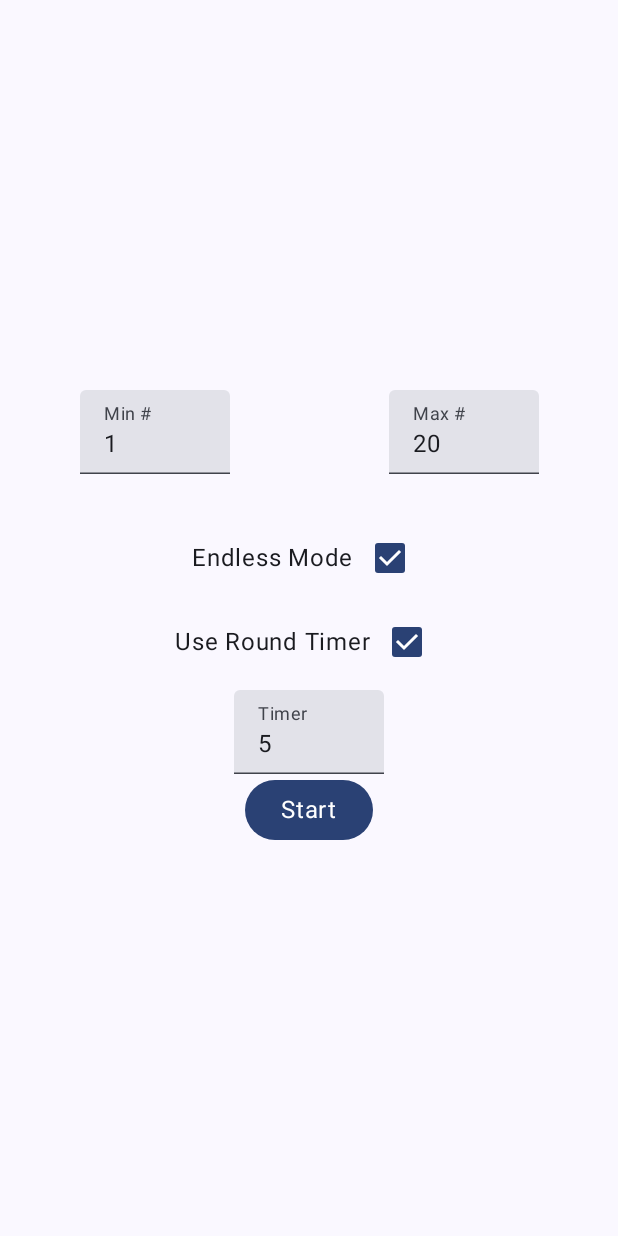
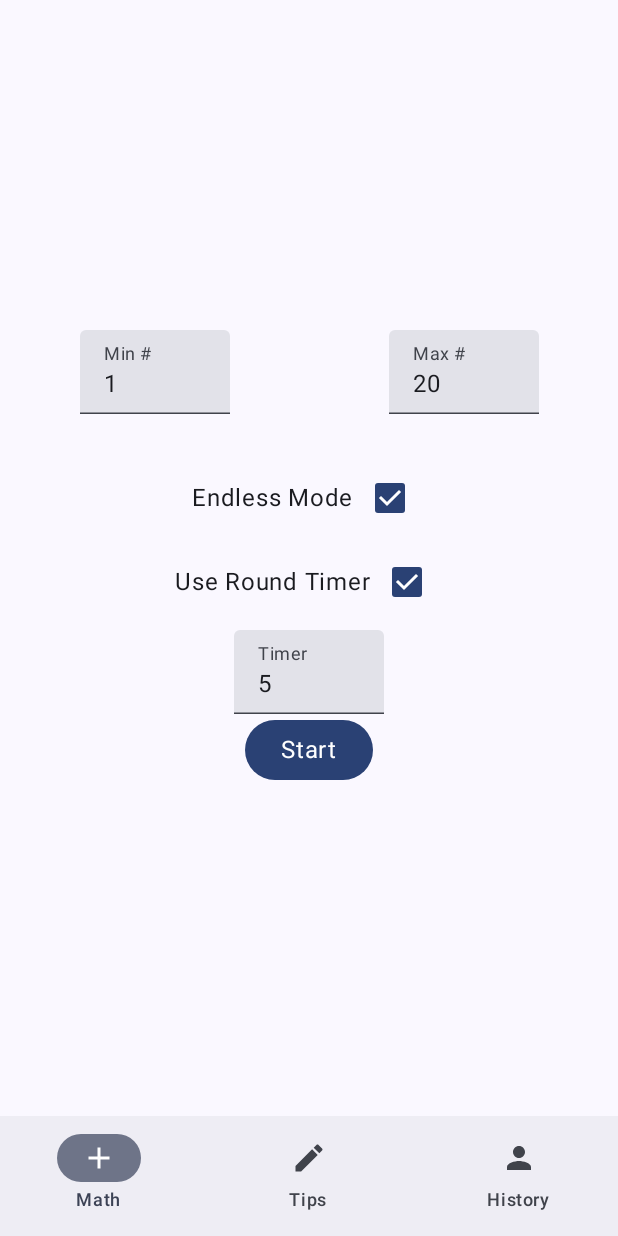
Before and after one commit to Zorgonia/math-hub, an Android app built with Jetpack Compose: the screen it shows after launch (MainActivity), after a tap on "Start", on a phone screen of 412 x 824 dp. Run offline under Robolectric (Android 15) with nearby library versions, the phone set to English and light mode, and no system bars; our stand-ins replace Dagger/Hilt's generated code.

Commit message:
add basic bottom nav + multiple back stacks

```diff
--- a/app/build.gradle.kts
+++ b/app/build.gradle.kts
@@ -26,10 +26,6 @@ android {
     buildTypes {
         release {
             isMinifyEnabled = false
-            proguardFiles(
-                getDefaultProguardFile("proguard-android-optimize.txt"),
-                "proguard-rules.pro"
-            )
         }
     }
     compileOptions {
--- a/app/src/main/java/com/kyang/mathhub/application/MathApp.kt
+++ b/app/src/main/java/com/kyang/mathhub/application/MathApp.kt
@@ -1,139 +1,99 @@
 package com.kyang.mathhub.application
 
-import androidx.compose.foundation.layout.fillMaxSize
+import androidx.compose.foundation.layout.PaddingValues
 import androidx.compose.foundation.layout.padding
+import androidx.compose.material.icons.Icons
+import androidx.compose.material.icons.filled.Add
+import androidx.compose.material.icons.filled.Create
+import androidx.compose.material.icons.filled.Person
 import androidx.compose.material3.Scaffold
 import androidx.compose.runtime.Composable
-import androidx.compose.runtime.collectAsState
 import androidx.compose.runtime.getValue
 import androidx.compose.ui.Modifier
-import androidx.hilt.navigation.compose.hiltViewModel
+import androidx.compose.ui.res.stringResource
+import androidx.navigation.NavGraph.Companion.findStartDestination
 import androidx.navigation.NavHostController
 import androidx.navigation.compose.NavHost
 import androidx.navigation.compose.composable
+import androidx.navigation.compose.currentBackStackEntryAsState
 import androidx.navigation.compose.rememberNavController
-import com.kyang.mathhub.ui.screen.AnswerScreen
-import com.kyang.mathhub.ui.screen.GameEndScreen
-import com.kyang.mathhub.ui.screen.HomeScreen
-import com.kyang.mathhub.ui.screen.OptionsScreen
-import com.kyang.mathhub.ui.screen.QuestionScreen
-import com.kyang.mathhub.ui.viewmodel.MathQuestionViewModel
+import com.kyang.mathhub.R
+import com.kyang.mathhub.data.BottomNavItem
+import com.kyang.mathhub.navigation.HistoryScreenNavigation
+import com.kyang.mathhub.navigation.MathQuestionScreenNavigation
+import com.kyang.mathhub.navigation.TipScreenNavigation
+import com.kyang.mathhub.ui.components.BottomBar
 
-enum class MathAppScreen() {
-    MathQuestion,
-    MathAnswer,
-    MathOptions,
-    MathGameEnd,
-    Home
+private enum class NavGraphs(val route: String) {
+    MathQuestion("question"),
+    Tip("tip"),
+    MathHistory("history")
 }
 
 @Composable
 fun MathApp(
-    navController: NavHostController = rememberNavController()
+    bottomNavController: NavHostController = rememberNavController()
 ) {
-    val viewModel = hiltViewModel<MathQuestionViewModel>()
-    val uiState by viewModel.uiState.collectAsState()
 
+    val navBackStackEntry by bottomNavController.currentBackStackEntryAsState()
 
-    Scaffold() { innerPadding ->
-        NavHost(
-            navController = navController,
-            startDestination = MathAppScreen.Home.name,
-            modifier = Modifier.padding(innerPadding)
-        ) {
-            composable(route = MathAppScreen.Home.name) {
-                HomeScreen(
-                    onNextClicked = { navController.navigate(MathAppScreen.MathOptions.name) { launchSingleTop = true } },
-                    modifier = Modifier.fillMaxSize()
+    Scaffold(
+        bottomBar = {
+            BottomBar(
+                backStackEntry = navBackStackEntry,
+                items =
+                listOf(
+                    BottomNavItem(
+                        label = stringResource(id = R.string.bottom_bar_math),
+                        icon = Icons.Filled.Add,
+                        route = NavGraphs.MathQuestion.route
+                    ),
+                    BottomNavItem(
+                        label = stringResource(id = R.string.bottom_bar_tip),
+                        icon = Icons.Filled.Create,
+                        route = NavGraphs.Tip.route
+                    ),
+                    BottomNavItem(
+                        label = stringResource(id = R.string.bottom_bar_history),
+                        icon = Icons.Filled.Person,
+                        route = NavGraphs.MathHistory.route
+                    ),
+                ),
+                onClick = { route ->
+                    bottomNavController.navigate(route) {
+                        popUpTo(bottomNavController.graph.findStartDestination().id) {
+                            saveState = true
+                        }
+                        restoreState = true
+                        launchSingleTop = true
+                    }
+                }
             )
         }
-
-            composable(route = MathAppScreen.MathOptions.name) {
-                OptionsScreen(
-                    onMinChange = { viewModel.setMin(it) },
-                    onMaxChange = { viewModel.setMax(it) },
-                    minVal = uiState.minNum,
-                    maxVal = uiState.maxNum,
-                    maxRound = uiState.maxRound.toString(),
-                    onRoundChange = { viewModel.setMaxRound(it) },
-                    endless = uiState.endless,
-                    onEndlessChange = { viewModel.setEndless(it) },
-                    onNextClicked = {
-                        viewModel.resetGame()
-                        navController.navigate(MathAppScreen.MathQuestion.name)
-                    },
-                    maxTime = uiState.maxTime.toString(),
-                    onMaxTimeChange = { viewModel.setMaxTime(it) },
-                    timeEnabled = uiState.timeEnabled,
-                    timeEnabledChange = { viewModel.setTimeEnabled(it) },
-                    modifier = Modifier.fillMaxSize()
-                )
-            }
-
-            composable(route = MathAppScreen.MathQuestion.name) {
-                QuestionScreen(
-                    first = uiState.first,
-                    second = uiState.second,
-                    answer = uiState.answer,
-                    onAnswerChange = {viewModel.updateAnswer(it)},
-                    onSubmit = {
-                        viewModel.answerQuestion()
-                    },
-                    currTime = uiState.currTime,
-                    maxTime = uiState.maxTime,
-                    timeEnabled = uiState.timeEnabled,
-                    modifier = Modifier.fillMaxSize()
-                )
-                if (uiState.submitted) {
-                    navController.popBackStack()
-                    navController.navigate(MathAppScreen.MathAnswer.name)
+    ) { innerPadding ->
+        BottomNavigation(innerPadding = innerPadding, bottomNavController = bottomNavController)
     }
 }
 
-            composable(route = MathAppScreen.MathAnswer.name) {
-                AnswerScreen(
-                    first = uiState.first,
-                    second = uiState.second,
-                    score = uiState.score,
-                    round = uiState.round,
-                    maxRound = uiState.maxRound,
-                    endless = uiState.endless,
-                    correct = uiState.correct,
-                    timeLeft = uiState.currTime,
-                    timeEnabled = uiState.timeEnabled,
-                    roundScore = uiState.roundScore,
-                    answer = uiState.answer,
-                    realAnswer = viewModel.getRealAnswer(),
-                    onNext = {
-                        navController.popBackStack()
-                        if (uiState.gameOver) {
-                            navController.navigate(MathAppScreen.MathGameEnd.name)
-                        } else {
-                            viewModel.nextQuestion()
-                            navController.navigate(MathAppScreen.MathQuestion.name)
+@Composable
+fun BottomNavigation(
+    innerPadding: PaddingValues,
+    modifier: Modifier = Modifier,
+    bottomNavController: NavHostController
+) {
+    NavHost(
+        navController = bottomNavController,
+        startDestination = NavGraphs.MathQuestion.route,
+        modifier = modifier.padding(innerPadding)
+    ) {
+        composable(route = NavGraphs.MathQuestion.route) {
+            MathQuestionScreenNavigation()
         }
-                    },
-                    submitted = uiState.submitted,
-                    modifier = Modifier.fillMaxSize()
-                )
+        composable(route = NavGraphs.Tip.route) {
+            TipScreenNavigation()
         }
-
-            composable(route = MathAppScreen.MathGameEnd.name) {
-                GameEndScreen(
-                    score = uiState.score,
-                    round = uiState.maxRound,
-                    onReset = {
-                        viewModel.resetGame()
-                        navController.popBackStack()
-                        navController.navigate(MathAppScreen.MathQuestion.name)
-                    },
-                    onSettings = {
-                        navController.popBackStack(MathAppScreen.MathOptions.name, inclusive = false)
-                    },
-                    modifier = Modifier.fillMaxSize()
-                )
-            }
-
+        composable(route = NavGraphs.MathHistory.route) {
+            HistoryScreenNavigation()
         }
     }
 }
--- /dev/null
+++ b/app/src/main/java/com/kyang/mathhub/data/BottomNavItem.kt
@@ -0,0 +1,9 @@
+package com.kyang.mathhub.data
+
+import androidx.compose.ui.graphics.vector.ImageVector
+
+data class BottomNavItem(
+    val label: String,
+    val icon: ImageVector,
+    val route: String
+)
--- /dev/null
+++ b/app/src/main/java/com/kyang/mathhub/navigation/MathQuestionScreenNavigation.kt
@@ -0,0 +1,130 @@
+package com.kyang.mathhub.navigation
+
+import androidx.compose.foundation.layout.fillMaxSize
+import androidx.compose.runtime.Composable
+import androidx.compose.runtime.collectAsState
+import androidx.compose.runtime.getValue
+import androidx.compose.ui.Modifier
+import androidx.hilt.navigation.compose.hiltViewModel
+import androidx.navigation.compose.NavHost
+import androidx.navigation.compose.composable
+import androidx.navigation.compose.rememberNavController
+import com.kyang.mathhub.ui.screen.math.AnswerScreen
+import com.kyang.mathhub.ui.screen.math.GameEndScreen
+import com.kyang.mathhub.ui.screen.math.HomeScreen
+import com.kyang.mathhub.ui.screen.math.OptionsScreen
+import com.kyang.mathhub.ui.screen.math.QuestionScreen
+import com.kyang.mathhub.ui.viewmodel.MathQuestionViewModel
+
+@Composable
+fun MathQuestionScreenNavigation() {
+    val mathQuestionNavController = rememberNavController()
+    val mathQuestionViewModel = hiltViewModel<MathQuestionViewModel>()
+    val uiState by mathQuestionViewModel.uiState.collectAsState()
+
+    NavHost(
+        navController = mathQuestionNavController,
+        startDestination = MathAppScreen.MathHome.route
+    ) {
+        composable(route = MathAppScreen.MathHome.route) {
+            HomeScreen(
+                onNextClicked = {
+                    mathQuestionNavController.navigate(MathAppScreen.MathOptions.route) {
+                        launchSingleTop = true
+                    }
+                },
+                modifier = Modifier.fillMaxSize()
+            )
+        }
+
+        composable(route = MathAppScreen.MathOptions.route) {
+
+            OptionsScreen(
+                onMinChange = { mathQuestionViewModel.setMin(it) },
+                onMaxChange = { mathQuestionViewModel.setMax(it) },
+                minVal = uiState.minNum,
+                maxVal = uiState.maxNum,
+                maxRound = uiState.maxRound.toString(),
+                onRoundChange = { mathQuestionViewModel.setMaxRound(it) },
+                endless = uiState.endless,
+                onEndlessChange = { mathQuestionViewModel.setEndless(it) },
+                onNextClicked = {
+                    mathQuestionViewModel.resetGame()
+                    mathQuestionNavController.navigate(MathAppScreen.MathQuestion.route)
+                },
+                maxTime = uiState.maxTime.toString(),
+                onMaxTimeChange = { mathQuestionViewModel.setMaxTime(it) },
+                timeEnabled = uiState.timeEnabled,
+                timeEnabledChange = { mathQuestionViewModel.setTimeEnabled(it) },
+                modifier = Modifier.fillMaxSize()
+            )
+        }
+
+        composable(route = MathAppScreen.MathQuestion.route) {
+            QuestionScreen(
+                first = uiState.first,
+                second = uiState.second,
+                answer = uiState.answer,
+                onAnswerChange = { mathQuestionViewModel.updateAnswer(it) },
+                onSubmit = {
+                    mathQuestionViewModel.answerQuestion()
+                },
+                currTime = uiState.currTime,
+                maxTime = uiState.maxTime,
+                timeEnabled = uiState.timeEnabled,
+                modifier = Modifier.fillMaxSize()
+            )
+            if (uiState.submitted) {
+                mathQuestionNavController.popBackStack()
+                mathQuestionNavController.navigate(MathAppScreen.MathAnswer.route)
+            }
+        }
+
+        composable(route = MathAppScreen.MathAnswer.route) {
+            AnswerScreen(
+                first = uiState.first,
+                second = uiState.second,
+                score = uiState.score,
+                round = uiState.round,
+                maxRound = uiState.maxRound,
+                endless = uiState.endless,
+                correct = uiState.correct,
+                timeLeft = uiState.currTime,
+                timeEnabled = uiState.timeEnabled,
+                roundScore = uiState.roundScore,
+                answer = uiState.answer,
+                realAnswer = mathQuestionViewModel.getRealAnswer(),
+                onNext = {
+                    mathQuestionNavController.popBackStack()
+                    if (uiState.gameOver) {
+                        mathQuestionNavController.navigate(MathAppScreen.MathGameEnd.route)
+                    } else {
+                        mathQuestionViewModel.nextQuestion()
+                        mathQuestionNavController.navigate(MathAppScreen.MathQuestion.route)
+                    }
+                },
+                submitted = uiState.submitted,
+                modifier = Modifier.fillMaxSize()
+            )
+        }
+
+        composable(route = MathAppScreen.MathGameEnd.route) {
+            GameEndScreen(
+                score = uiState.score,
+                round = uiState.maxRound,
+                onReset = {
+                    mathQuestionViewModel.resetGame()
+                    mathQuestionNavController.popBackStack()
+                    mathQuestionNavController.navigate(MathAppScreen.MathQuestion.route)
+                },
+                onSettings = {
+                    mathQuestionNavController.popBackStack(
+                        MathAppScreen.MathOptions.route,
+                        inclusive = false
+                    )
+                },
+                modifier = Modifier.fillMaxSize()
+            )
+        }
+    }
+}
--- /dev/null
+++ b/app/src/main/java/com/kyang/mathhub/navigation/ScreenEnums.kt
@@ -0,0 +1,19 @@
+package com.kyang.mathhub.navigation
+
+enum class MathAppScreen(val route: String) {
+    MathQuestion("screen_math_question"),
+    MathAnswer("screen_math_answer"),
+    MathOptions("screen_math_options"),
+    MathGameEnd("screen_math_end"),
+    MathHome("screen_math_home")
+}
+
+enum class TipScreen(val route: String) {
+    TipHome("screen_tip_home"),
+    TipDetail("screen_tip_detail")
+}
+
+enum class HistoryScreen(val route: String) {
+    HistoryHome("screen_history_home"),
+    HistoryDetail("screen_history_detail")
+}
--- a/app/src/main/java/com/kyang/mathhub/ui/components/BottomAppBar.kt
+++ b/app/src/main/java/com/kyang/mathhub/ui/components/BottomAppBar.kt
@@ -1,9 +1,34 @@
 package com.kyang.mathhub.ui.components
 
+import androidx.compose.material3.Icon
+import androidx.compose.material3.NavigationBar
+import androidx.compose.material3.NavigationBarItem
+import androidx.compose.material3.Text
 import androidx.compose.runtime.Composable
 import androidx.compose.ui.Modifier
+import androidx.navigation.NavBackStackEntry
+import com.kyang.mathhub.data.BottomNavItem
 
 @Composable
-fun BottomAppBar(
+fun BottomBar(
+    backStackEntry: NavBackStackEntry?,
+    items: List<BottomNavItem>,
+    onClick: (String) -> Unit,
     modifier: Modifier = Modifier
-) {}
+) {
+    NavigationBar(modifier = modifier) {
+        items.forEachIndexed { _, bottomNavItem ->
+            NavigationBarItem(
+                selected = bottomNavItem.route == backStackEntry?.destination?.route,
+                onClick = { onClick(bottomNavItem.route) },
+                icon = {
+                    Icon(bottomNavItem.icon, contentDescription = bottomNavItem.label)
+                },
+                label = {
+                    Text(bottomNavItem.label)
+                }
+            )
+
+        }
+    }
+}
--- a/app/src/main/java/com/kyang/mathhub/ui/screen/GameEndScreen.kt
+++ b/app/src/main/java/com/kyang/mathhub/ui/screen/math/GameEndScreen.kt
@@ -1,4 +1,4 @@
-package com.kyang.mathhub.ui.screen
+package com.kyang.mathhub.ui.screen.math
 
 import androidx.compose.foundation.layout.Arrangement
 import androidx.compose.foundation.layout.Column
@@ -6,7 +6,6 @@ import androidx.compose.foundation.layout.Row
 import androidx.compose.foundation.layout.fillMaxSize
 import androidx.compose.foundation.layout.fillMaxWidth
 import androidx.compose.foundation.layout.padding
-import androidx.compose.foundation.layout.wrapContentHeight
 import androidx.compose.material3.Button
 import androidx.compose.material3.MaterialTheme
 import androidx.compose.material3.Text
--- a/app/src/main/java/com/kyang/mathhub/ui/screen/HomeScreen.kt
+++ b/app/src/main/java/com/kyang/mathhub/ui/screen/math/HomeScreen.kt
@@ -1,4 +1,4 @@
-package com.kyang.mathhub.ui.screen
+package com.kyang.mathhub.ui.screen.math
 
 import androidx.compose.foundation.layout.Arrangement
 import androidx.compose.foundation.layout.Column
--- a/app/src/main/java/com/kyang/mathhub/ui/screen/QuestionScreen.kt
+++ b/app/src/main/java/com/kyang/mathhub/ui/screen/math/QuestionScreen.kt
@@ -1,4 +1,4 @@
-package com.kyang.mathhub.ui.screen
+package com.kyang.mathhub.ui.screen.math
 
 import android.view.KeyEvent
 import androidx.compose.foundation.layout.Arrangement
--- a/app/src/main/res/values/strings.xml
+++ b/app/src/main/res/values/strings.xml
@@ -8,6 +8,9 @@
     <string name="question_setting_round_timer">Timer</string>
     <string name="question_setting_use_round_timer">Use Round Timer</string>
 
+    <string name="bottom_bar_math">Math</string>
+    <string name="bottom_bar_tip">Tips</string>
+    <string name="bottom_bar_history">History</string>
 
     <string name="continue_cta">Continue</string>
     <string name="next_cta">Next</string>
@@ -33,4 +36,10 @@
     <string name="game_over_you_scored">You scored: %1$d/%2$d</string>
     <string name="game_over_play_again">Play Again</string>
     <string name="game_over_back_to_settings">Change Settings</string>
+
+    <string name="tip_home_header">Tip Calculator</string>
+    <string name="tip_detail">Tip Detail</string>
+
+    <string name="history_home_header">Math Question History</string>
+    <string name="history_detail">History Detail</string>
 </resources>
--- a/gradle/libs.versions.toml
+++ b/gradle/libs.versions.toml
@@ -31,6 +31,7 @@ ui-tooling-preview = { group = "androidx.compose.ui", name = "ui-tooling-preview
 ui-test-manifest = { group = "androidx.compose.ui", name = "ui-test-manifest" }
 ui-test-junit4 = { group = "androidx.compose.ui", name = "ui-test-junit4" }
 material3 = { group = "androidx.compose.material3", name = "material3" }
+material = { group = "androidx.compose.material", name = "material"}
 
 androidx-navigation-runtime-ktx = { group = "androidx.navigation", name = "navigation-runtime-ktx", version.ref = "navigation-runtime-ktx" }
 androidx-navigation-compose = { group = "androidx.navigation", name = "navigation-compose", version.ref = "navigation-compose" }
```
Also changed, not shown: app/src/main/java/com/kyang/mathhub/navigation/HistoryScreenNavigation.kt (added, +33 -0 lines), app/src/main/java/com/kyang/mathhub/navigation/TipScreenNavigation.kt (added, +31 -0 lines), app/src/main/java/com/kyang/mathhub/ui/screen/history/HistoryDetailScreen.kt (added, +34 -0 lines), app/src/main/java/com/kyang/mathhub/ui/screen/history/HistoryHomeScreen.kt (added, +40 -0 lines), app/src/main/java/com/kyang/mathhub/ui/screen/math/AnswerScreen.kt (renamed from app/src/main/java/com/kyang/mathhub/ui/screen/AnswerScreen.kt, +1 -7 lines), app/src/main/java/com/kyang/mathhub/ui/screen/math/OptionsScreen.kt (renamed from app/src/main/java/com/kyang/mathhub/ui/screen/OptionsScreen.kt, +1 -10 lines), app/src/main/java/com/kyang/mathhub/ui/screen/tip/TipDetailScreen.kt (added, +35 -0 lines), app/src/main/java/com/kyang/mathhub/ui/screen/tip/TipHomeScreen.kt (added, +41 -0 lines), 1 other file. Lines whose indentation alone changed are shown as unchanged.
